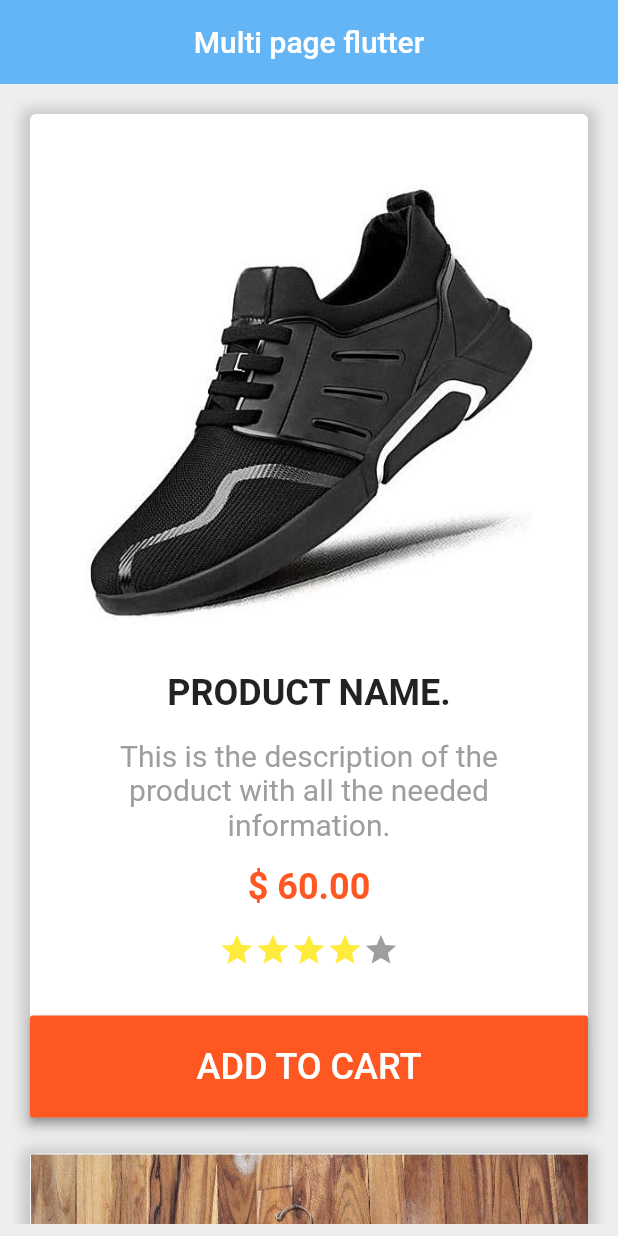
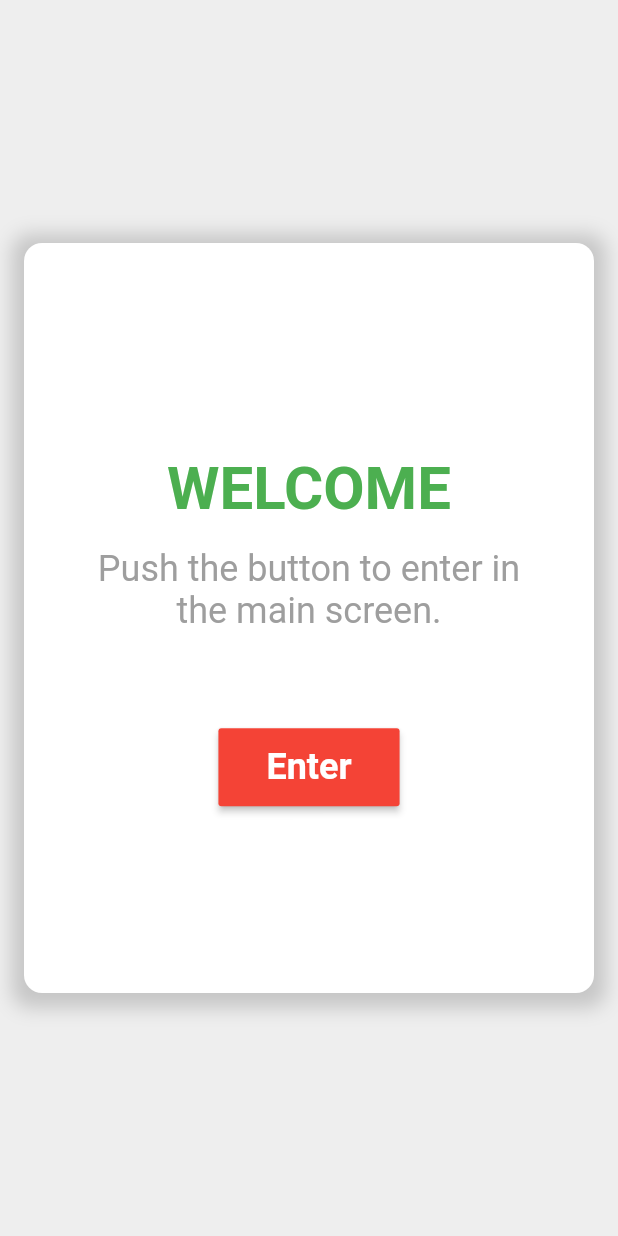
Before and after one commit to DiddierKQ/flutter_multipage_activity, a Flutter app: the screen it shows after launch, on a phone screen of 412 x 824 dp. Run offline on Flutter 3.47's test engine with Material 2 defaults, Android fonts, the phone set to English and light mode, and no system bars; our stand-ins replace badges, get.

Commit message:
Update project

```diff
--- a/lib/main.dart
+++ b/lib/main.dart
@@ -1,5 +1,6 @@
 import 'package:flutter/material.dart';
-import 'package:flutter_multipage_activity/screens/home_screen.dart';
+import 'package:flutter_multipage_activity/screens/welcome_screen.dart';
+import 'package:get/get_navigation/src/root/get_material_app.dart';
 
 void main() => runApp(const MyApp());
 
@@ -8,8 +9,8 @@ class MyApp extends StatelessWidget {
 
   @override
   Widget build(BuildContext context) {
-    return const MaterialApp(
-      home : HomeScreen(),
+    return const GetMaterialApp(
+      home : WelcomeScreen(),
     );
   }
 }
--- /dev/null
+++ b/lib/screens/welcome_screen.dart
@@ -0,0 +1,83 @@
+import 'package:flutter/material.dart';
+import 'package:get/get.dart';
+import 'package:flutter_multipage_activity/screens/home_screen.dart';
+
+class WelcomeScreen extends StatefulWidget {
+  const WelcomeScreen({Key? key}) : super(key: key);
+
+  @override
+  _WelcomeScreenState createState() => _WelcomeScreenState();
+}
+
+class _WelcomeScreenState extends State<WelcomeScreen> {
+  @override
+  Widget build(BuildContext context) {
+    return SafeArea(
+      child: Scaffold(
+        backgroundColor: Colors.grey[200],
+        body: Center(
+          child: Container(
+            height: 500,
+            margin: const EdgeInsets.all(16.0),
+            padding: const EdgeInsets.all(32.0),
+            decoration: BoxDecoration(
+              color: Colors.white,
+              borderRadius: BorderRadius.circular(12),
+              boxShadow: [
+                BoxShadow(
+                  color: Colors.grey.withOpacity(0.5),
+                  spreadRadius: 8,
+                  blurRadius: 10,
+                  offset: const Offset(0, 2),
+                ),
+              ],
+            ),
+            child: Column(
+              mainAxisAlignment: MainAxisAlignment.center,
+              crossAxisAlignment: CrossAxisAlignment.center,
+              children: [
+                const SizedBox(
+                  height: 16.0,
+                ),
+                const Text(
+                  'WELCOME',
+                  style: TextStyle(
+                      fontSize: 40,
+                      color: Colors.green,
+                      fontWeight: FontWeight.bold),
+                  textAlign: TextAlign.center,
+                ),
+                const SizedBox(
+                  height: 16.0,
+                ),
+                const Text(
+                  'Push the button to enter in the main screen.',
+                  style: TextStyle(fontSize: 24, color: Colors.grey),
+                  textAlign: TextAlign.center,
+                ),
+                const SizedBox(
+                  height: 64.0,
+                ),
+                MaterialButton(
+                  padding: const EdgeInsets.only(left: 32.0, right: 32.0),
+                  height: 52,
+                  onPressed: () {
+                    Get.to(const HomeScreen());
+                  },
+                  color: Colors.red,
+                  child: const Text(
+                    'Enter',
+                    style: TextStyle(
+                        color: Colors.white,
+                        fontWeight: FontWeight.bold,
+                        fontSize: 24),
+                  ),
+                ),
+              ],
+            ),
+          ),
+        ),
+      ),
+    );
+  }
+}
--- a/pubspec.yaml
+++ b/pubspec.yaml
@@ -30,6 +30,7 @@ dependencies:
   flutter:
     sdk: flutter
   badges: ^2.0.1
+  get: ^4.3.8
 
   # The following adds the Cupertino Icons font to your application.
   # Use with the CupertinoIcons class for iOS style icons.
@@ -59,8 +60,7 @@ flutter:
 
   # To add assets to your application, add an assets section, like this:
   assets:
-    - assets/images/
-    - assets/icons/
+    - assets/
 
   # An image asset can refer to one or more resolution-specific "variants", see
   # https://flutter.dev/assets-and-images/#resolution-aware.
```
Also changed, not shown: pubspec.lock, 5 other files.
